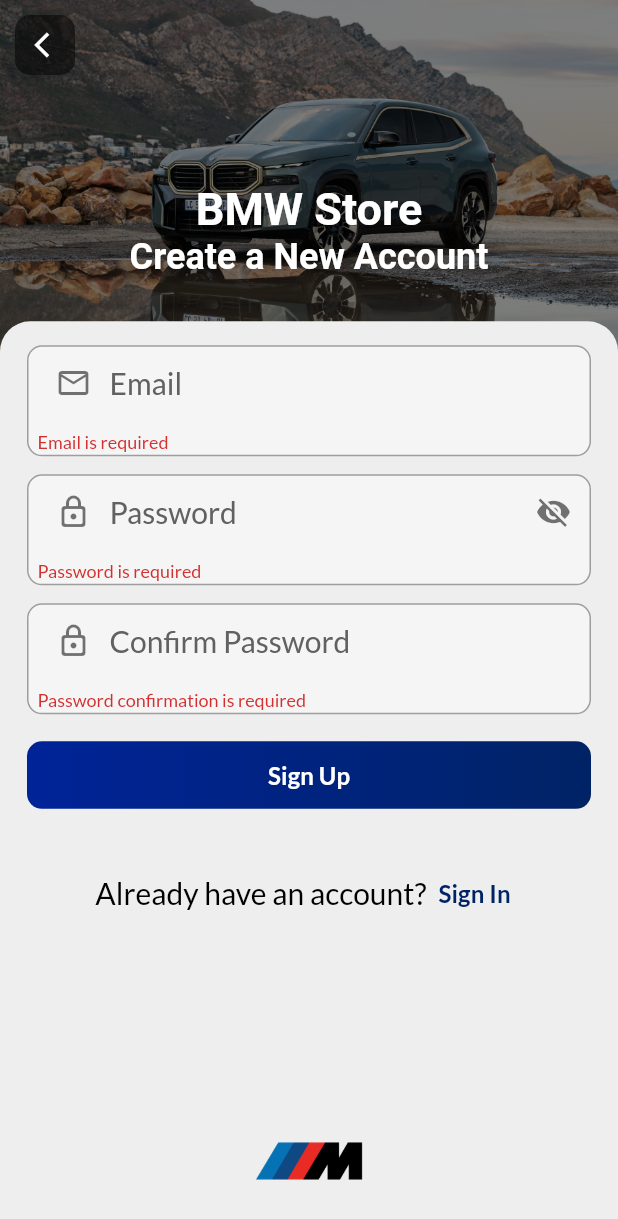
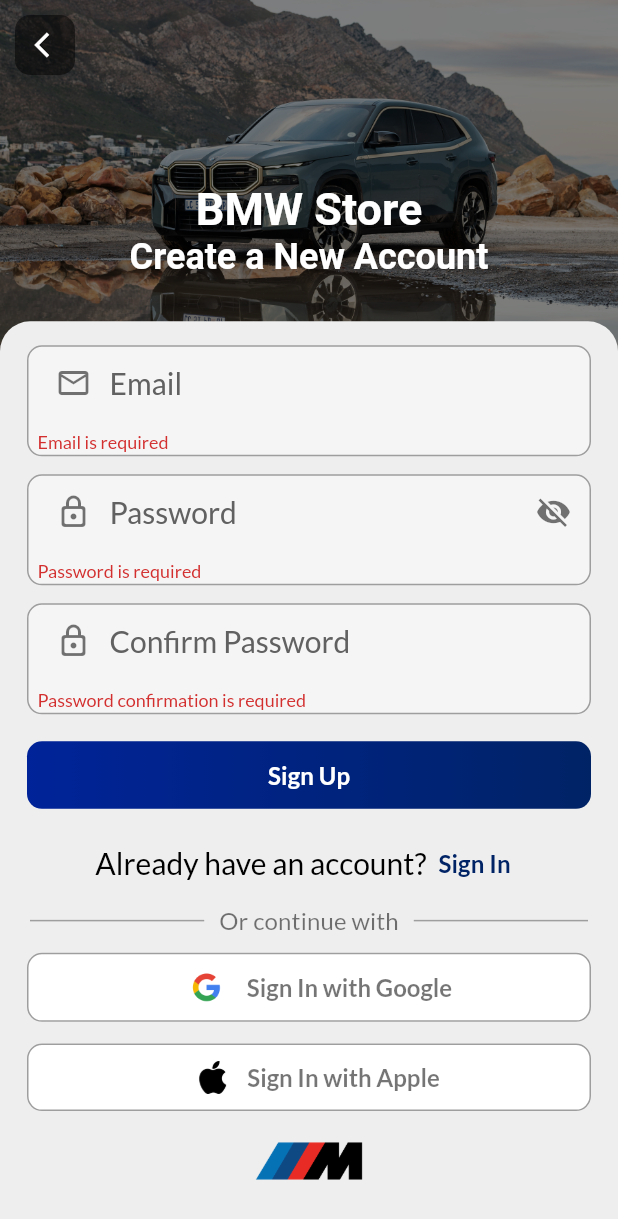
Before and after one commit to Lakmal256/bmw-ecom, a Flutter app: the SignUpScreen screen opened directly, after a tap on "Sign Up", on a phone screen of 412 x 824 dp. Shown: the top 1219 px of the screen. Run offline on Flutter 3.47's test engine with Material 3 defaults, Android fonts, the phone set to English and light mode, and no system bars; our stand-ins replace carousel_slider, connectivity_plus, firebase_auth, firebase_core, flutter_dotenv, get_it and 3 more; accounts and stored records are empty.

Commit message:
add google_auth

```diff
--- a/lib/components/components.dart
+++ b/lib/components/components.dart
@@ -1 +1,2 @@
 export 'custom_gradient_button.dart';
+export 'custom_social_login_button.dart';
--- a/lib/screens/signup_screen.dart
+++ b/lib/screens/signup_screen.dart
@@ -19,7 +19,7 @@ class _SignUpScreenState extends State<SignUpScreen> {
   TextEditingController confirmPasswordTextEditingController = TextEditingController();
   final SignUpFormController controller = SignUpFormController();
 
-  handleSignUp() async {
+  handleSignUpWithEmail() async {
     if (await controller.validate()) {
       try {
         locate<ProgressIndicatorController>().show();
@@ -63,6 +63,40 @@ class _SignUpScreenState extends State<SignUpScreen> {
       } finally {
         locate<ProgressIndicatorController>().hide();
       }
+    }
+  }
+
+  handleSignInWithGoogle() async {
+    try {
+      locate<ProgressIndicatorController>().show();
+      await AuthController().signInWithGoogle();
+      locate<PopupController>().addItemFor(
+        DismissiblePopup(
+          title: "Logged In",
+          subtitle: "User Logged In Successfully",
+          color: Colors.green,
+          onDismiss: (self) => locate<PopupController>().removeItem(self),
+        ),
+        const Duration(seconds: 5),
+      );
+      WidgetsBinding.instance.addPostFrameCallback((_) {
+        CustomNavigator().goTo(
+          context,
+          const Dashboard(),
+        );
+      });
+    } catch (err) {
+      locate<PopupController>().addItemFor(
+        DismissiblePopup(
+          title: "Something went wrong",
+          subtitle: "Sorry, something went wrong here",
+          color: Colors.red,
+          onDismiss: (self) => locate<PopupController>().removeItem(self),
+        ),
+        const Duration(seconds: 5),
+      );
+    } finally {
+      locate<ProgressIndicatorController>().hide();
     }
   }
 
@@ -131,13 +165,10 @@ class _SignUpScreenState extends State<SignUpScreen> {
                     ),
                     SignUpForm(controller: controller),
                     CustomGradientButton(
-                        onPressed: () => handleSignUp(),
+                        onPressed: () => handleSignUpWithEmail(),
                         width: MediaQuery.of(context).size.width,
                         height: 45,
                         text: 'Sign Up'),
-                    const SizedBox(
-                      height: 20,
-                    ),
                     Row(
                       mainAxisAlignment: MainAxisAlignment.center,
                       children: [
@@ -166,6 +197,52 @@ class _SignUpScreenState extends State<SignUpScreen> {
                           ),
                         ),
                       ],
+                    ),
+                    const SizedBox(
+                      height: 5,
+                    ),
+                    Row(
+                      children: [
+                        const Expanded(
+                          child: Divider(
+                            color: Colors.grey,
+                            thickness: 1,
+                            indent: 20,
+                            endIndent: 10,
+                          ),
+                        ),
+                        Text(
+                          'Or continue with',
+                          style: Theme.of(context).textTheme.titleSmall!.copyWith(color: Colors.black54),
+                        ),
+                        const Expanded(
+                          child: Divider(
+                            color: Colors.grey,
+                            thickness: 1,
+                            indent: 10,
+                            endIndent: 20,
+                          ),
+                        ),
+                      ],
+                    ),
+                    const SizedBox(
+                      height: 5,
+                    ),
+                    CustomSocialSignInButton(
+                      onPressed: () => handleSignInWithGoogle(),
+                      width: MediaQuery.of(context).size.width,
+                      height: 45,
+                      text: 'Sign In with Google',
+                      imagePath: 'assets/google_icon.webp',
+                      iconSize: 30,
+                    ),
+                    CustomSocialSignInButton(
+                      onPressed: () {},
+                      width: MediaQuery.of(context).size.width,
+                      height: 45,
+                      text: 'Sign In with Apple',
+                      imagePath: 'assets/apple_icon.png',
+                      iconSize: 22,
                     ),
                   ],
                 ),
--- a/pubspec.yaml
+++ b/pubspec.yaml
@@ -43,6 +43,7 @@ dependencies:
   logger: ^2.4.0
   get_it: ^8.0.2
   connectivity_plus: ^6.1.0
+  google_sign_in: ^6.2.2
 
 dev_dependencies:
   flutter_test:
```
Also changed, not shown: lib/controllers/auth_controller.dart (+14 -0 lines), lib/screens/signin_screen.dart (+67 -4 lines), pubspec.lock, 4 other files.
